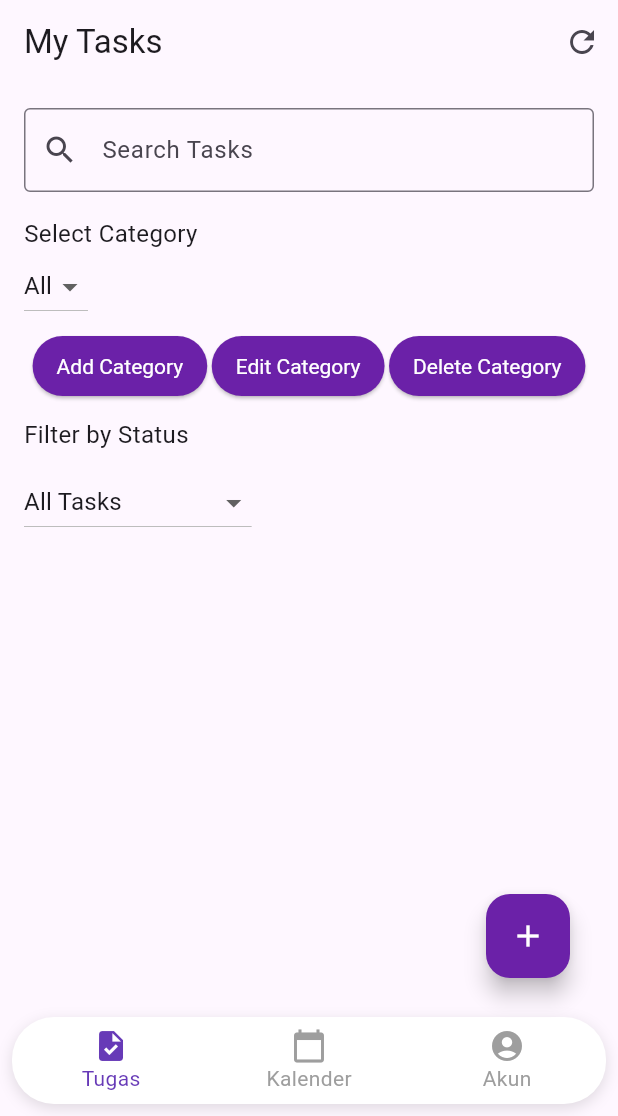
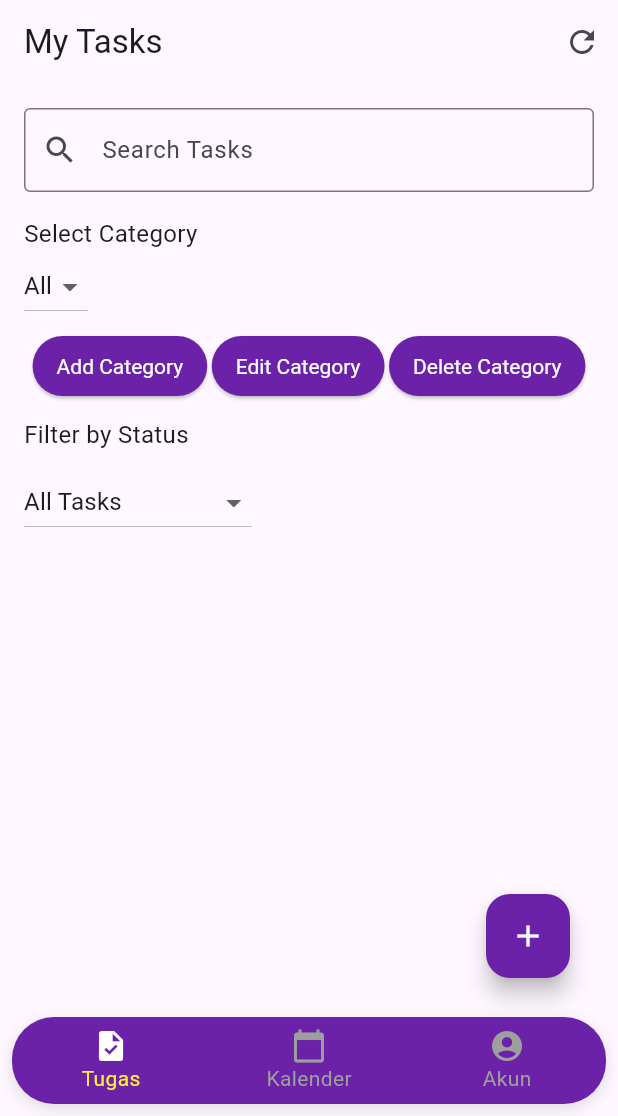
Before and after one commit to fauzizamhurdarmawan/mytodolist, a Flutter app: the screen it shows once a user with an empty profile is signed in, on a phone screen of 412 x 824 dp, the part 120-1236 px from its top. Run offline on Flutter 3.47's test engine with Material 3 defaults, Android fonts, the phone set to English and light mode, and no system bars; our stand-ins replace cloud_firestore, firebase_auth, firebase_core, flutter_local_notifications, flutter_svg, image_picker and 4 more; missing offline and left inert: encrypt; accounts and stored records are empty.

Commit message:
perbaikan desain

```diff
--- a/lib/screens/home_screen.dart
+++ b/lib/screens/home_screen.dart
@@ -232,7 +232,7 @@ class _HomeScreenState extends State<HomeScreen> {
         child: Container(
           margin: const EdgeInsets.all(8.0),
           decoration: BoxDecoration(
-            color: Colors.white,
+            color: Color.fromRGBO(107, 33, 168, 1),
             borderRadius: BorderRadius.circular(28),
             boxShadow: [
               BoxShadow(
@@ -249,28 +249,28 @@ class _HomeScreenState extends State<HomeScreen> {
               BottomNavigationBarItem(
                 icon: Icon(
                   Icons.task,
-                  color: _selectedIndex == 0 ? Colors.deepPurple : Colors.grey,
+                  color: _selectedIndex == 0 ? Colors.white : Colors.grey,
                 ),
                 label: 'Tugas',
               ),
               BottomNavigationBarItem(
                 icon: Icon(
                   Icons.calendar_today,
-                  color: _selectedIndex == 1 ? Colors.deepPurple : Colors.grey,
+                  color: _selectedIndex == 1 ? Colors.white : Colors.grey,
                 ),
                 label: 'Kalender',
               ),
               BottomNavigationBarItem(
                 icon: Icon(
                   Icons.account_circle,
-                  color: _selectedIndex == 2 ? Colors.deepPurple : Colors.grey,
+                  color: _selectedIndex == 2 ? Colors.white : Colors.grey,
                 ),
                 label: 'Akun',
               ),
             ],
             backgroundColor: Colors.transparent,
             elevation: 0,
-            selectedItemColor: Colors.deepPurple,
+            selectedItemColor: Colors.yellow,
             unselectedItemColor: Colors.grey,
             selectedLabelStyle: const TextStyle(
               fontFamily: 'Roboto',
```
